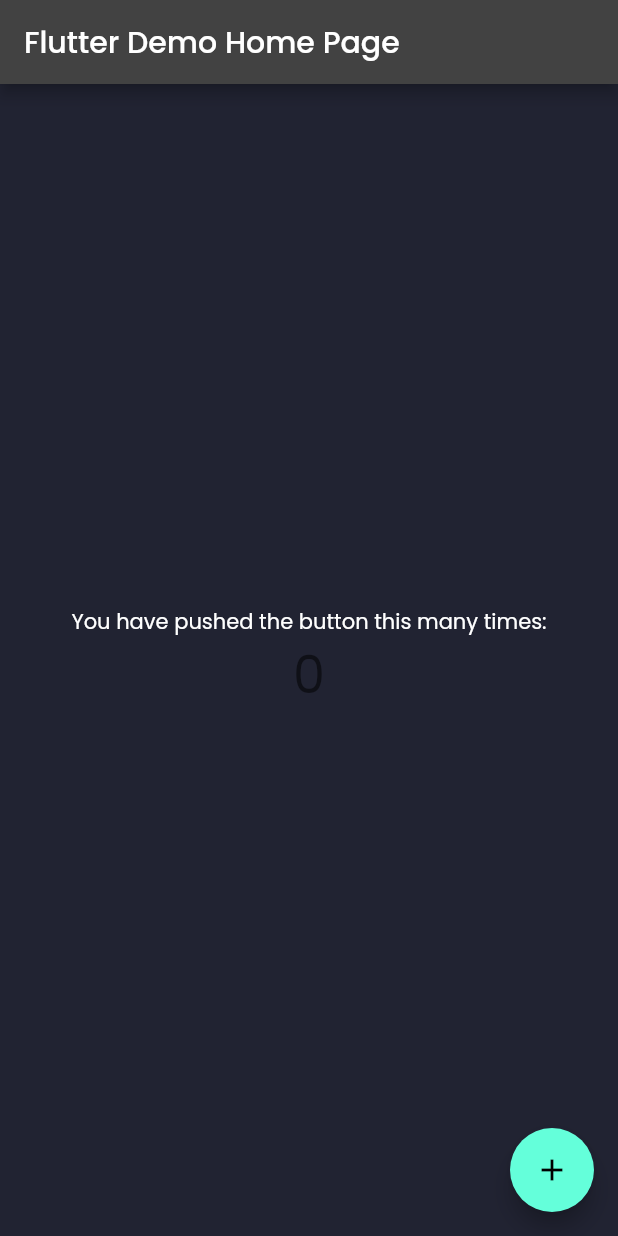
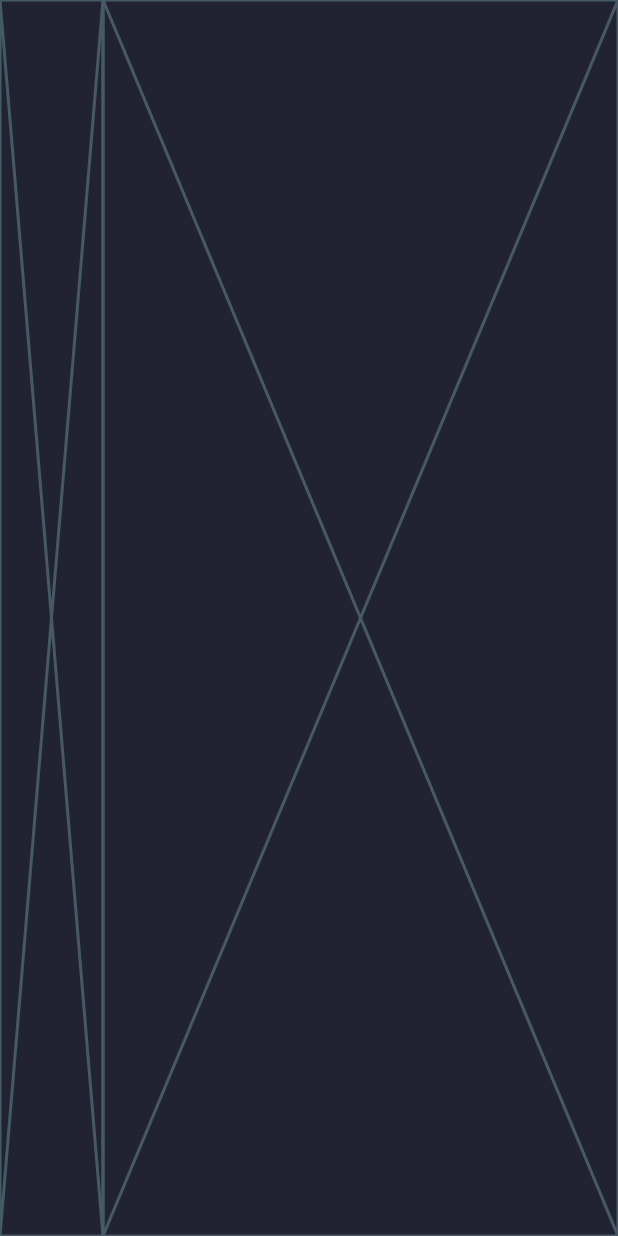
Before and after one commit to tadakun8/flutter_responsive_admin_panel_or_dashboard_clone, a Flutter app: the screen it shows after launch, on a phone screen of 412 x 824 dp. Run offline on Flutter 3.47's test engine with Material 2 defaults, Android fonts, the phone set to English and light mode, and no system bars; our stand-ins replace google_fonts.

Commit message:
feat: Create template of main screen.

```diff
--- a/lib/main.dart
+++ b/lib/main.dart
@@ -1,5 +1,6 @@
 import 'package:flutter/material.dart';
 import 'package:flutter_responsive_admin_panel_or_dashboard_clone/constants.dart';
+import 'package:flutter_responsive_admin_panel_or_dashboard_clone/screen/main/main_screen.dart';
 import 'package:google_fonts/google_fonts.dart';
 
 void main() {
@@ -20,54 +21,7 @@
             .apply(bodyColor: Colors.white),
         canvasColor: Constants.secondaryColor,
       ),
-      home: const MyHomePage(title: 'Flutter Demo Home Page'),
+      home: const MainScreen(),
     );
   }
 }
-
-class MyHomePage extends StatefulWidget {
-  const MyHomePage({Key? key, required this.title}) : super(key: key);
-
-  final String title;
-
-  @override
-  State<MyHomePage> createState() => _MyHomePageState();
-}
-
-class _MyHomePageState extends State<MyHomePage> {
-  int _counter = 0;
-
-  void _incrementCounter() {
-    setState(() {
-      _counter++;
-    });
-  }
-
-  @override
-  Widget build(BuildContext context) {
-    return Scaffold(
-      appBar: AppBar(
-        title: Text(widget.title),
-      ),
-      body: Center(
-        child: Column(
-          mainAxisAlignment: MainAxisAlignment.center,
-          children: <Widget>[
-            const Text(
-              'You have pushed the button this many times:',
-            ),
-            Text(
-              '$_counter',
-              style: Theme.of(context).textTheme.headline4,
-            ),
-          ],
-        ),
-      ),
-      floatingActionButton: FloatingActionButton(
-        onPressed: _incrementCounter,
-        tooltip: 'Increment',
-        child: const Icon(Icons.add),
-      ),
-    );
-  }
-}
--- /dev/null
+++ b/lib/screen/main/main_screen.dart
@@ -0,0 +1,24 @@
+import 'package:flutter/material.dart';
+
+class MainScreen extends StatelessWidget {
+  const MainScreen({Key? key}) : super(key: key);
+
+  @override
+  Widget build(BuildContext context) {
+    return Scaffold(
+      body: SafeArea(
+        child: Row(
+          crossAxisAlignment: CrossAxisAlignment.start,
+          children: const [
+            // Sidemenu
+            // It takes 1/6 part of the screen
+            Expanded(flex: 1, child: Placeholder()),
+            // DashboardScreen
+            // It takes 5/6 part of the screen
+            Expanded(flex: 5, child: Placeholder()),
+          ],
+        ),
+      ),
+    );
+  }
+}
```
